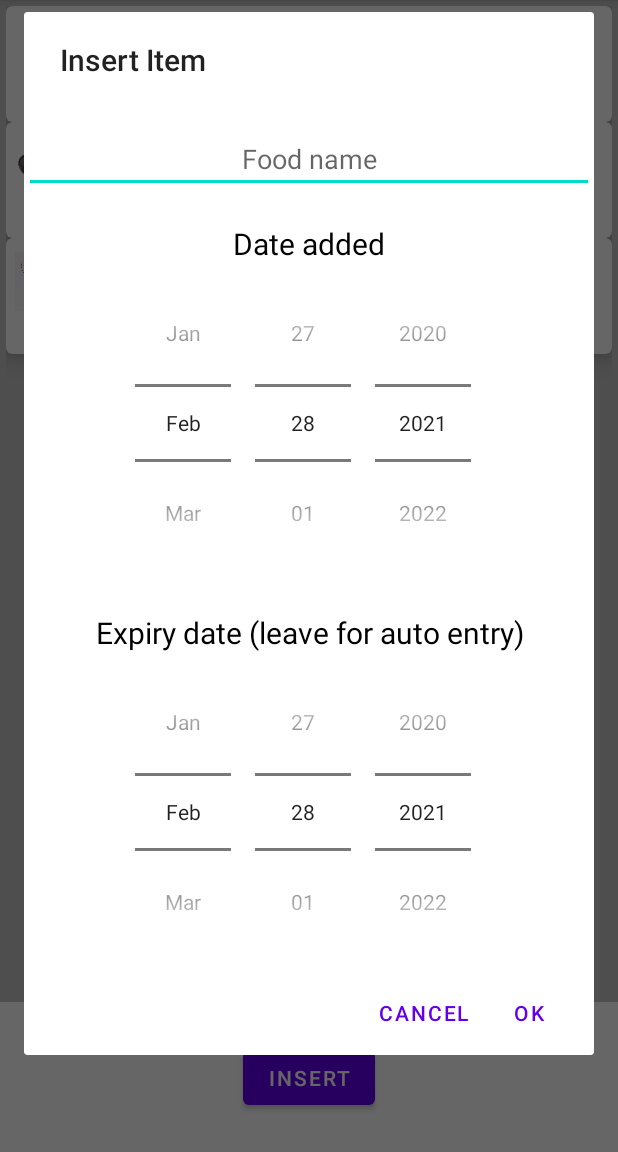
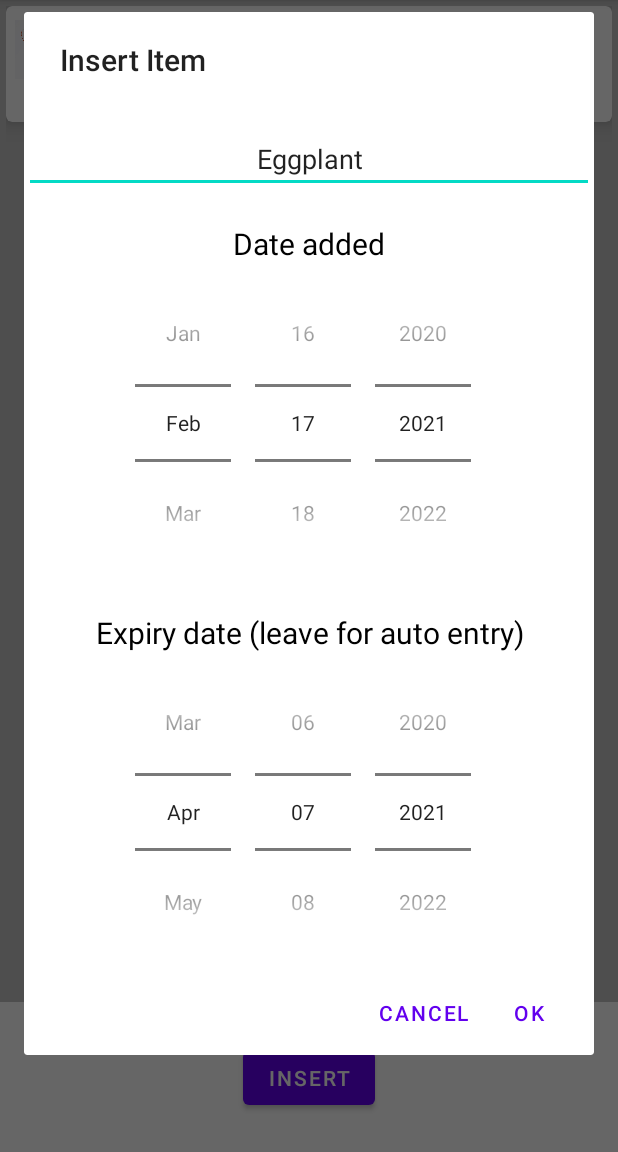
Before and after one commit to jmcdona1d/Smart_Fridge_Capstone, an Android app: the screen it shows after launch (MainActivity), after a tap on "Eggplant", on a phone screen of 412 x 824 dp, the part 84-1236 px from its top. Run offline under Robolectric (Android 15) with nearby library versions, the phone set to English and light mode, and no system bars; 2 other taps on this screen came first.

Commit message:
Added ability to change classification and significant dates of contents

```diff
--- a/SmartFridgeProject/app/src/main/java/com/example/smartfridgeproject/ExampleAdapter.java
+++ b/SmartFridgeProject/app/src/main/java/com/example/smartfridgeproject/ExampleAdapter.java
@@ -8,6 +8,7 @@ import android.widget.TextView;
 
 import androidx.annotation.NonNull;
 import androidx.recyclerview.widget.RecyclerView;
+import java.text.SimpleDateFormat;
 
 import java.util.ArrayList;
 
@@ -68,11 +69,12 @@ public class ExampleAdapter extends RecyclerView.Adapter<ExampleAdapter.ExampleV
 
     @Override
     public void onBindViewHolder(@NonNull ExampleViewHolder holder, int position) {
+        SimpleDateFormat formatter = new SimpleDateFormat("MM/dd/yyyy");
         FoodItem currentItem = foodList.get(position);
         holder.foodImage.setImageResource(currentItem.getImageResource());
         holder.status.setImageResource(currentItem.getFoodStatus());
-        holder.entryDate.setText(currentItem.getEntryDate());
-        holder.expiryDate.setText(currentItem.getExpiryDate());
+        holder.entryDate.setText(formatter.format(currentItem.getEntryDate()));
+        holder.expiryDate.setText(formatter.format(currentItem.getExpiryDate()));
         holder.foodName.setText(currentItem.getFoodName());
     }
 
--- a/SmartFridgeProject/app/src/main/java/com/example/smartfridgeproject/FoodItem.java
+++ b/SmartFridgeProject/app/src/main/java/com/example/smartfridgeproject/FoodItem.java
@@ -1,15 +1,17 @@
 package com.example.smartfridgeproject;
+import java.text.SimpleDateFormat;
+import java.util.Date;
 
 public class FoodItem {
     private int mImageResource;
     private String foodName;
-    private String entryDate;
-    private String expiryDate;
+    private Date entryDate;
+    private Date expiryDate;
     private int foodStatus;
     private boolean showMenu;
 
 
-    public FoodItem(int image, String food, String entry, String expiry){
+    public FoodItem(int image, String food, Date entry, Date expiry){
         mImageResource=image;
         foodName=food;
         entryDate=entry;
@@ -30,11 +32,11 @@ public class FoodItem {
         return foodName;
     }
 
-    public String getEntryDate() {
+    public Date getEntryDate() {
         return entryDate;
     }
 
-    public String getExpiryDate() {
+    public Date getExpiryDate() {
         return expiryDate;
     }
 
@@ -44,11 +46,11 @@ public class FoodItem {
 
     public boolean isShowMenu() { return showMenu; }
 
-    public void setEntryDate(String entryDate) {
+    public void setEntryDate(Date entryDate) {
         this.entryDate = entryDate;
     }
 
-    public void setExpiryDate(String expiryDate) {
+    public void setExpiryDate(Date expiryDate) {
         this.expiryDate = expiryDate;
     }
 
--- a/SmartFridgeProject/app/src/main/java/com/example/smartfridgeproject/InsertItem.java
+++ b/SmartFridgeProject/app/src/main/java/com/example/smartfridgeproject/InsertItem.java
@@ -14,6 +14,7 @@ import androidx.annotation.NonNull;
 import androidx.annotation.Nullable;
 import androidx.appcompat.app.AppCompatDialogFragment;
 
+import java.text.SimpleDateFormat;
 import java.util.Calendar;
 import java.util.Date;
 
@@ -22,6 +23,7 @@ public class InsertItem extends AppCompatDialogFragment {
     private DatePicker insertionDate;
     private DatePicker expiryDate;
     private InsertItemListener listener;
+
     @NonNull
     @Override
     public Dialog onCreateDialog(@Nullable Bundle savedInstanceState) {
@@ -29,30 +31,62 @@ public class InsertItem extends AppCompatDialogFragment {
         LayoutInflater inflater = getActivity().getLayoutInflater();
         View view = inflater.inflate(R.layout.insert_item, null);
 
+        foodName = view.findViewById(R.id.inserted_food_name);
+        insertionDate = (DatePicker)view.findViewById(R.id.entry_date_chooser);
+        expiryDate = (DatePicker)view.findViewById(R.id.expected_expiry);
+
+
+        init();
+
         builder.setView(view).setTitle("Insert Item")
                 .setNegativeButton("Cancel", new DialogInterface.OnClickListener() {
             @Override
             public void onClick(DialogInterface dialog, int which) {
-
+                if (init())
+                    sendData();
             }
         })
                 .setPositiveButton("OK", new DialogInterface.OnClickListener() {
             @Override
             public void onClick(DialogInterface dialog, int which) {
-                //These will be the dates in a format that is recognized by the methods
-                Date dateInserted = new Date(insertionDate.getYear(),insertionDate.getMonth(), insertionDate.getDayOfMonth());
-                Date dateExpired = new Date(expiryDate.getYear(),expiryDate.getMonth(), expiryDate.getDayOfMonth());
-                String food = foodName.getText().toString();
-                listener.applyChanges(food, dateInserted, dateExpired);
+                sendData();
             }
         });
-
-        foodName = view.findViewById(R.id.inserted_food_name);
-        insertionDate = (DatePicker)view.findViewById(R.id.entry_date_chooser);
-        expiryDate = (DatePicker)view.findViewById(R.id.expected_expiry);
-        return builder.create();
+        Dialog current=builder.create();
+        current.setCanceledOnTouchOutside(false);
+        return current;
     }
 
+    private boolean init(){
+        String defaultName;
+        Date defaultInserted;
+        Date defaultExpired;
+        boolean deleteOld=false;
+
+        try {
+            defaultName=getArguments().getString("name");
+            String defaultInsertedString=getArguments().getString("insertion");
+            String defaultExpiredString=getArguments().getString("expiry");
+            deleteOld=getArguments().getBoolean("deleteOld");
+            defaultInserted=new SimpleDateFormat("MM/dd/yyyy").parse(defaultInsertedString);
+            defaultExpired=new SimpleDateFormat("MM/dd/yyyy").parse(defaultExpiredString);
+
+            foodName.setText(defaultName.trim());
+            insertionDate.updateDate(defaultInserted.getYear()+1900, defaultInserted.getMonth(), defaultInserted.getDate());
+            expiryDate.updateDate(defaultExpired.getYear()+1900, defaultExpired.getMonth(), defaultExpired.getDate());
+        }
+        catch (Exception e){
+            System.out.println(e);
+        }
+        return deleteOld;
+    }
+
+    private void sendData(){
+        Date dateInserted = new Date(insertionDate.getYear()-1900,insertionDate.getMonth(), insertionDate.getDayOfMonth());
+        Date dateExpired = new Date(expiryDate.getYear()-1900,expiryDate.getMonth(), expiryDate.getDayOfMonth());
+        String food = foodName.getText().toString().trim();
+        listener.applyChanges(food, dateInserted, dateExpired);
+    }
     @Override
     public void onAttach(@NonNull Context context) {
         super.onAttach(context);
--- a/SmartFridgeProject/app/src/main/java/com/example/smartfridgeproject/MainActivity.java
+++ b/SmartFridgeProject/app/src/main/java/com/example/smartfridgeproject/MainActivity.java
@@ -6,6 +6,7 @@ import androidx.recyclerview.widget.ItemTouchHelper;
 import androidx.recyclerview.widget.LinearLayoutManager;
 import androidx.recyclerview.widget.RecyclerView;
 
+import android.content.Intent;
 import android.os.Bundle;
 import android.provider.ContactsContract;
 import android.view.LayoutInflater;
@@ -29,7 +30,6 @@ public class MainActivity extends AppCompatActivity implements InsertItem.Insert
     private RecyclerView.LayoutManager mLayoutManager;
 
     private Button buttonInsert;
-    private Button buttonRemove;
 
     private boolean canDelete;
 
@@ -48,7 +48,7 @@ public class MainActivity extends AppCompatActivity implements InsertItem.Insert
         buttonInsert.setOnClickListener(new View.OnClickListener() {
             @Override
             public void onClick(View v) {
-                openDialog();
+                openDialog("", Calendar.getInstance().getTime(), Calendar.getInstance().getTime(), false);
                 //InsertItem editTextInsert = new InsertItem();
                 //String givenName = editTextInsert.getText().toString();
                 //insertItem(givenName, foodList.size());
@@ -70,16 +70,25 @@ public class MainActivity extends AppCompatActivity implements InsertItem.Insert
         }).attachToRecyclerView(mRecyclerView);
     }
 
-    public void openDialog() {
+    public void openDialog(String name, Date insertion, Date expiry, boolean deleteOld) {
         InsertItem insertItem = new InsertItem();
+        Bundle args = new Bundle();
+        SimpleDateFormat formatter = new SimpleDateFormat("MM/dd/yyyy");
+        args.putString("name", name);
+        args.putString("insertion", formatter.format(insertion));
+        args.putString("expiry", formatter.format(expiry));
+        args.putBoolean("deleteOld", deleteOld);
+        insertItem.setArguments(args);
+
         insertItem.show(getSupportFragmentManager(), "New Food Item");
+
     }
 
     public void insertItem (String name, Date insertionDate, Date expiryDate, int position){
-        SimpleDateFormat formatter = new SimpleDateFormat("MM/dd/yyyy");
-        String strInsertionDate = formatter.format(insertionDate);
-        String strExpiryDate = formatter.format(expiryDate);
-        foodList.add(position, new FoodItem(R.drawable.eggplant, name, strInsertionDate, strExpiryDate));
+        //SimpleDateFormat formatter = new SimpleDateFormat("MM/dd/yyyy");
+        //String strInsertionDate = formatter.format(insertionDate);
+        //String strExpiryDate = formatter.format(expiryDate);
+        foodList.add(position, new FoodItem(R.drawable.eggplant, name, insertionDate, expiryDate));
         mAdapter.notifyItemInserted(position);
     }
 
@@ -95,9 +104,9 @@ public class MainActivity extends AppCompatActivity implements InsertItem.Insert
 
     public void createFoodList() {
         foodList = new ArrayList<>();
-        foodList.add(new FoodItem(R.drawable.turnips, "Turnips", "10/31/2020", "11/15/2020"));
-        foodList.add(new FoodItem(R.drawable.eggplant, "Eggplant", "10/20/2020", "11/01/2020"));
-        foodList.add(new FoodItem(R.drawable.shrimp, "Shrimp", "10/15/2020", "10/24/2020"));
+        foodList.add(new FoodItem(R.drawable.turnips, "Turnips", new Date(121, 1, 27), new Date(121, 3, 27)));
+        foodList.add(new FoodItem(R.drawable.eggplant, "Eggplant", new Date(121, 1, 17), new Date(121, 3, 7)));
+        foodList.add(new FoodItem(R.drawable.shrimp, "Shrimp", new Date(121, 2, 27), new Date(121, 2, 27)));
     }
     public void buildRecyclerView() {
         mRecyclerView = findViewById(R.id.recyclerView);
@@ -111,8 +120,11 @@ public class MainActivity extends AppCompatActivity implements InsertItem.Insert
         mAdapter.setOnItemClickListener(new ExampleAdapter.OnItemClickListener() {
             @Override
             public void onItemClick(int position) {
-                openDialog();
-                changeItem(position, "Clicked");
+                //Intent intent = new Intent(MainActivity.this, AddNoteActivity.class);
+                //changeItem(position, "Clicked");
+                System.out.println("The food name is "+foodList.get(position).getFoodName());
+                openDialog(foodList.get(position).getFoodName(), foodList.get(position).getEntryDate(), foodList.get(position).getExpiryDate(), true);
+                removeItem(position);
             }
         });
     }
```
